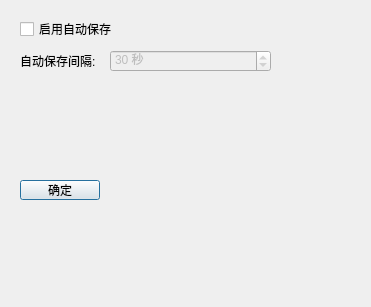
This is autosave.ui in EnterpriseBCMe/OOP2020 as Qt 5 draws it before an edit. The edited form follows.
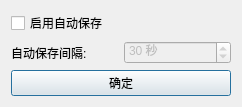
This is the edited form.

```diff
--- a/autosave.ui
+++ b/autosave.ui
@@ -6,51 +6,37 @@
    <rect>
     <x>0</x>
     <y>0</y>
-    <width>371</width>
-    <height>307</height>
+    <width>242</width>
+    <height>101</height>
    </rect>
   </property>
   <property name="windowTitle">
    <string>Dialog</string>
   </property>
+  <layout class="QGridLayout" name="gridLayout">
+   <item row="0" column="0">
+    <layout class="QVBoxLayout" name="verticalLayout">
+     <item>
   <widget class="QCheckBox" name="autoSave">
-   <property name="geometry">
-    <rect>
-     <x>20</x>
-     <y>20</y>
-     <width>101</width>
-     <height>18</height>
-    </rect>
-   </property>
    <property name="text">
     <string>启用自动保存</string>
    </property>
   </widget>
+     </item>
+     <item>
+      <layout class="QHBoxLayout" name="horizontalLayout">
+       <item>
   <widget class="QLabel" name="label">
-   <property name="geometry">
-    <rect>
-     <x>20</x>
-     <y>45</y>
-     <width>91</width>
-     <height>31</height>
-    </rect>
-   </property>
    <property name="text">
     <string>自动保存间隔:</string>
    </property>
   </widget>
+       </item>
+       <item>
   <widget class="QSpinBox" name="changeInterval">
    <property name="enabled">
     <bool>false</bool>
    </property>
-   <property name="geometry">
-    <rect>
-     <x>110</x>
-     <y>50</y>
-     <width>161</width>
-     <height>22</height>
-    </rect>
-   </property>
    <property name="suffix">
     <string> 秒</string>
    </property>
@@ -64,19 +50,19 @@
     <number>30</number>
    </property>
   </widget>
+       </item>
+      </layout>
+     </item>
+     <item>
   <widget class="QPushButton" name="accept">
-   <property name="geometry">
-    <rect>
-     <x>20</x>
-     <y>180</y>
-     <width>80</width>
-     <height>20</height>
-    </rect>
-   </property>
    <property name="text">
     <string>确定</string>
    </property>
   </widget>
+     </item>
+    </layout>
+   </item>
+  </layout>
  </widget>
  <resources/>
  <connections/>
```
Lines whose indentation alone changed are shown as unchanged.
